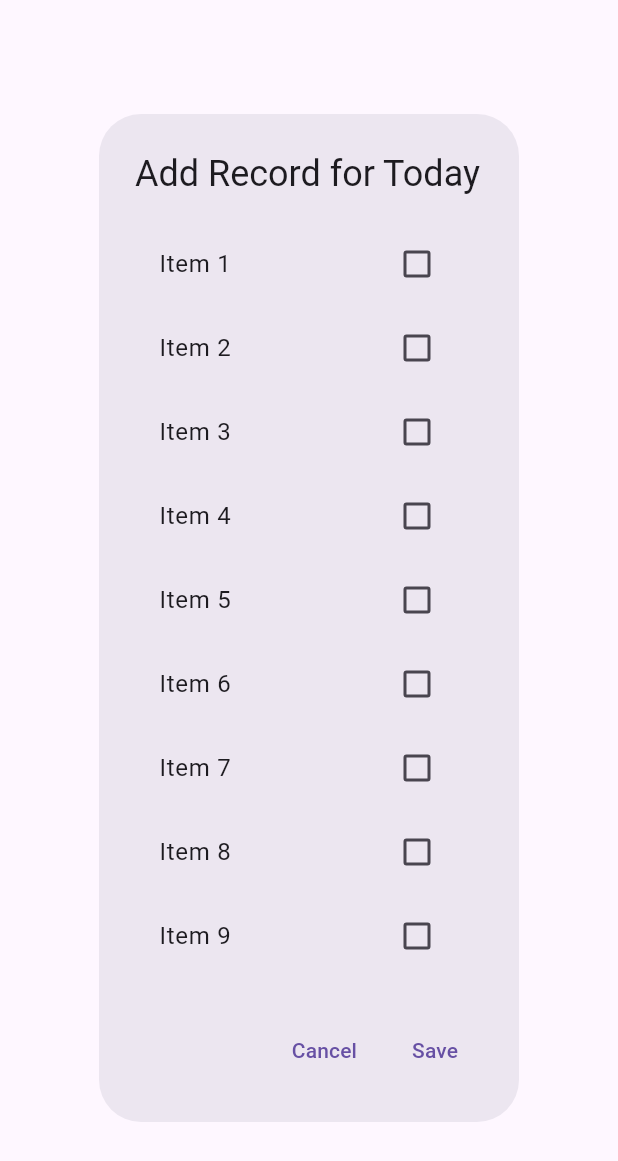
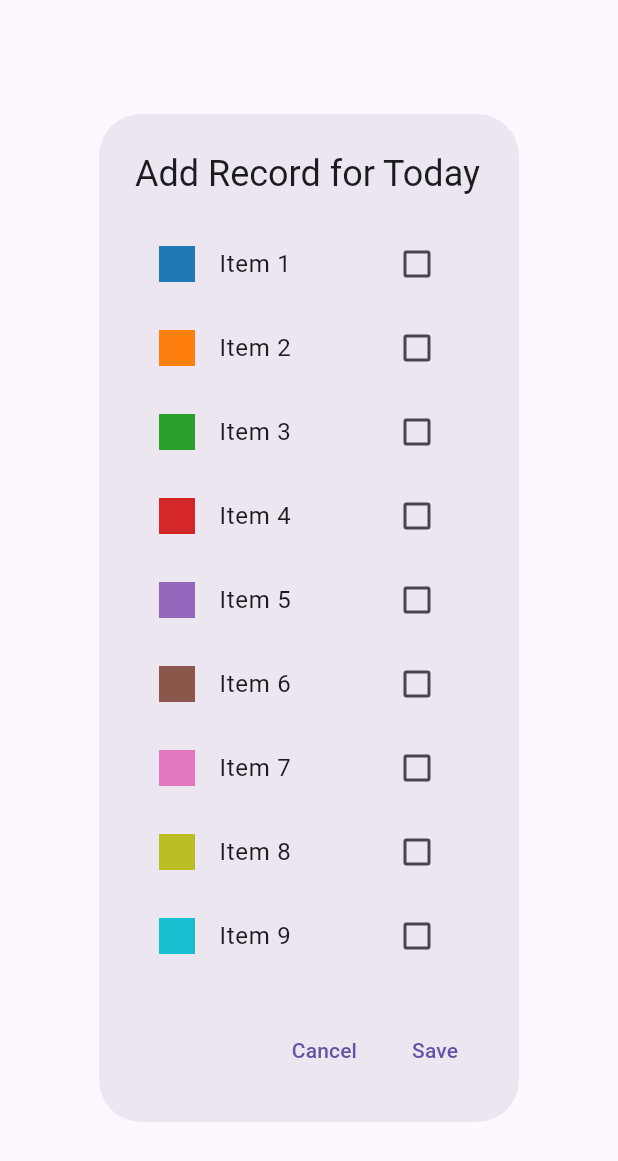
Before and after one commit to Sugisaki/keizoku, a Flutter app: the AddRecordDialog widget shown alone on an empty page, opened directly, on a phone screen of 412 x 824 dp. Shown: the top 1161 px of the screen. Run offline on Flutter 3.47's test engine with Material 3 defaults, Android fonts, the phone set to English and light mode, and no system bars; our stand-ins replace shared_preferences; accounts and stored records are empty.

Commit message:
今日の記録追加画面に色のBox 事柄リスト

```diff
--- a/lib/main.dart
+++ b/lib/main.dart
@@ -420,6 +420,7 @@ class AddRecordDialog extends StatefulWidget {
   State<AddRecordDialog> createState() => _AddRecordDialogState();
 }
 
+/// 今日の記録の追加
 class _AddRecordDialogState extends State<AddRecordDialog> {
   final Set<int> _selectedItemIds = {};
 
@@ -445,6 +446,11 @@ class _AddRecordDialogState extends State<AddRecordDialog> {
           children: items.where((item) => item.isEnabled).map((item) {
             final isSelected = _selectedItemIds.contains(item.id);
             return CheckboxListTile(
+              secondary: Container(
+                width: 24,
+                height: 24,
+                color: item.getEffectiveColor(provider.settings),
+              ),
               title: Text(item.name),
               value: isSelected,
               onChanged: (bool? value) {
--- a/lib/screens/settings_screen.dart
+++ b/lib/screens/settings_screen.dart
@@ -93,7 +93,6 @@ class SettingsScreen extends StatelessWidget {
                 color: item.getEffectiveColor(provider.settings),
               ),
               title: Text(item.name),
-              subtitle: Text('ID: ${item.id}'),
               trailing: Icon(
                 item.isEnabled ? Icons.check_circle : Icons.cancel,
                 color: item.isEnabled ? Colors.green : Colors.grey,
```
